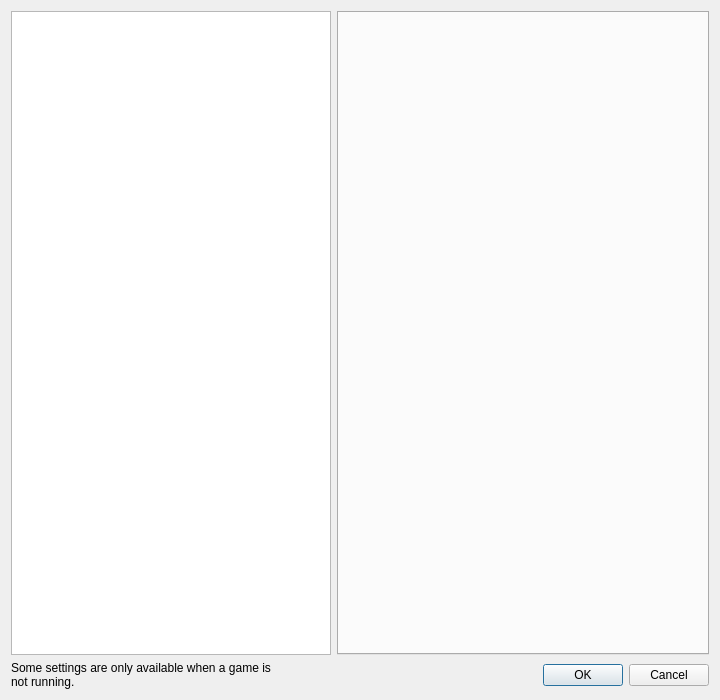
The window that src/storm_switch/configuration/configure.ui (ReiKatari/STORM_SWITCH) describes before a commit, drawn with Qt 5.
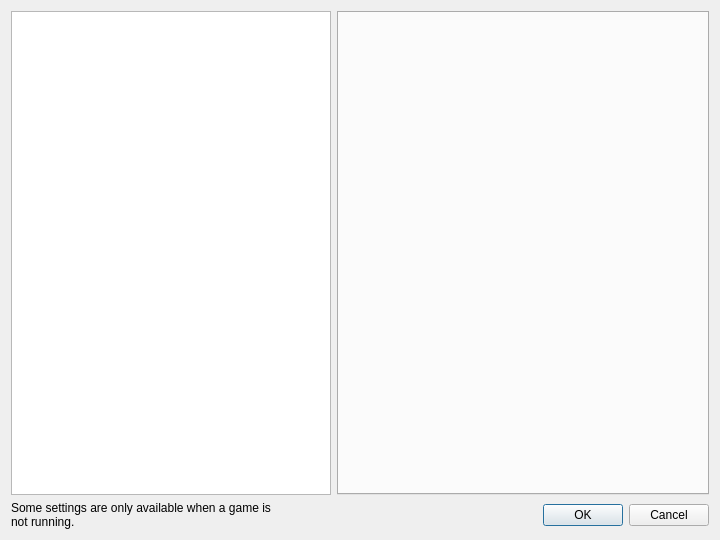
The same window after the commit.

```diff
--- a/src/storm_switch/configuration/configure.ui
+++ b/src/storm_switch/configuration/configure.ui
@@ -7,7 +7,7 @@
     <x>0</x>
     <y>0</y>
     <width>720</width>
-    <height>700</height>
+    <height>540</height>
    </rect>
   </property>
   <property name="minimumSize">
```
